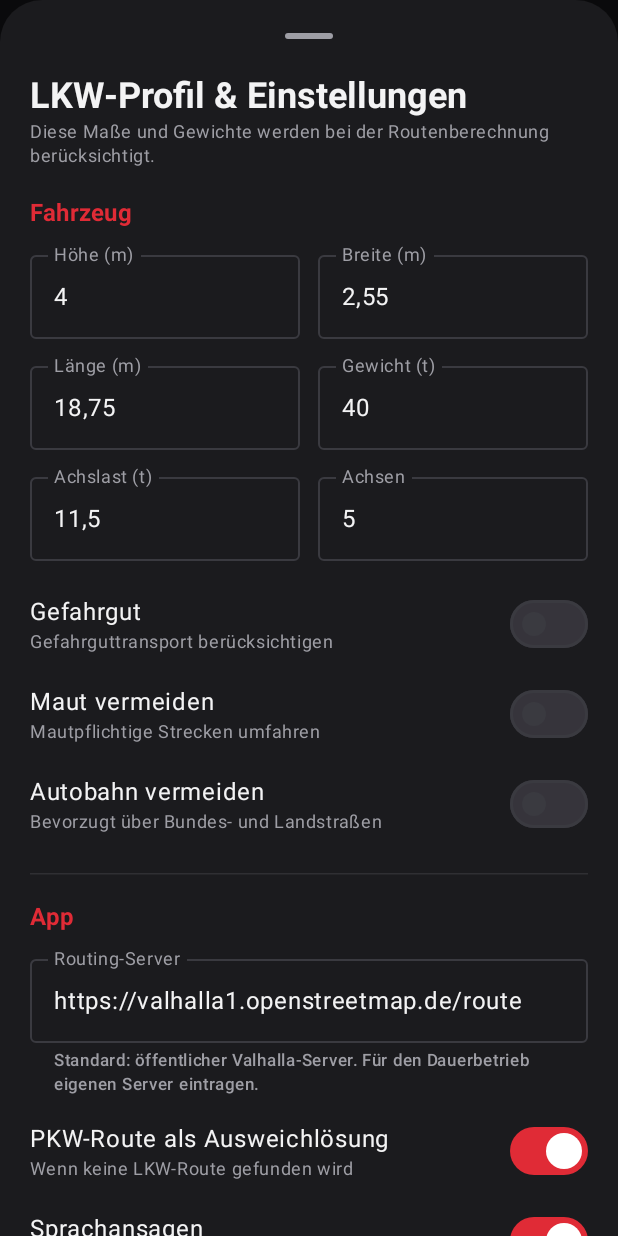
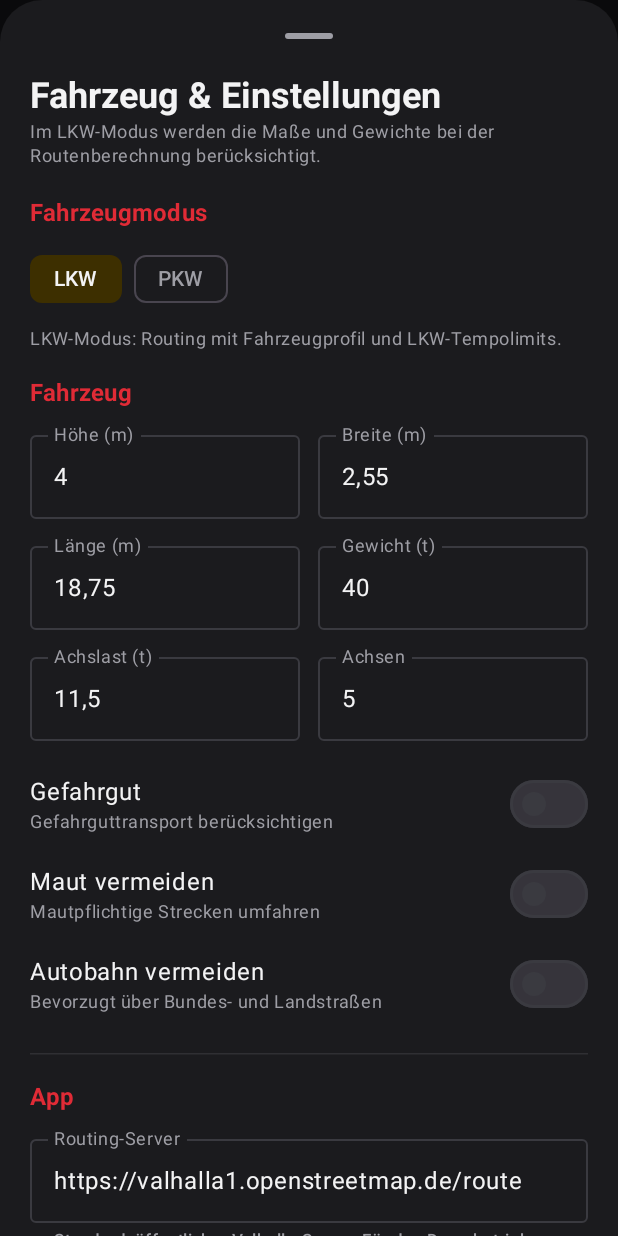
Before and after one commit to josgot245/ls-trucknav, an Android app built with Jetpack Compose: the composable SettingsSheet shown on its own in the app's theme, on a phone screen of 412 x 824 dp. Run offline under Robolectric (Android 15) with nearby library versions, the phone set to English and light mode, and no system bars; 13 statements that could not run were skipped.

Commit message:
PKW-Modus: zwischen LKW und PKW umschaltbar
- Neuer Fahrzeugmodus (LKW/PKW), gespeichert in den Einstellungen

- PKW-Modus: Routing mit Auto-Costing, allgemeine Tempolimits, keine Durchfahrtshoehen-Warnung

- Kurzwahl: Modus-Anzeige in der Kopfzeile antippen; Auswahl auch in den Einstellungen

- Route wird beim Moduswechsel automatisch neu berechnet

```diff
--- a/app/src/main/java/de/ls/trucknav/ui/SettingsSheet.kt
+++ b/app/src/main/java/de/ls/trucknav/ui/SettingsSheet.kt
@@ -37,6 +37,7 @@ import androidx.compose.ui.text.input.KeyboardType
 import androidx.compose.ui.unit.dp
 import de.ls.trucknav.data.MapStyleMode
 import de.ls.trucknav.data.TruckProfile
+import de.ls.trucknav.data.VehicleMode
 import de.ls.trucknav.BuildConfig
 import de.ls.trucknav.ui.theme.AppDanger
 import de.ls.trucknav.ui.theme.AppPrimary
@@ -56,6 +57,7 @@ fun SettingsSheet(
 ) {
     val sheetState = rememberModalBottomSheetState(skipPartiallyExpanded = true)
 
+    var vehicleMode by remember { mutableStateOf(state.vehicleMode) }
     var height by remember { mutableStateOf(formatNumber(state.profile.height)) }
     var width by remember { mutableStateOf(formatNumber(state.profile.width)) }
     var length by remember { mutableStateOf(formatNumber(state.profile.length)) }
@@ -90,18 +92,40 @@ fun SettingsSheet(
                 .padding(bottom = 24.dp)
         ) {
             Text(
-                text = "LKW-Profil & Einstellungen",
+                text = "Fahrzeug & Einstellungen",
                 style = MaterialTheme.typography.headlineSmall,
                 fontWeight = FontWeight.Bold,
                 color = AppText,
             )
             Text(
-                text = "Diese Maße und Gewichte werden bei der Routenberechnung berücksichtigt.",
+                text = "Im LKW-Modus werden die Maße und Gewichte bei der Routenberechnung berücksichtigt.",
                 style = MaterialTheme.typography.bodySmall,
                 color = AppTextMuted,
             )
 
             Spacer(Modifier.height(18.dp))
+            SectionTitle("Fahrzeugmodus")
+            Row(horizontalArrangement = Arrangement.spacedBy(8.dp)) {
+                VehicleMode.entries.forEach { mode ->
+                    FilterChip(
+                        selected = vehicleMode == mode,
+                        onClick = { vehicleMode = mode },
+                        label = { Text(vehicleModeLabel(mode)) },
+                    )
+                }
+            }
+            Text(
+                text = if (vehicleMode == VehicleMode.CAR) {
+                    "PKW-Modus: Routing wie ein Auto, allgemeine Tempolimits, keine Durchfahrtshöhen-Warnung."
+                } else {
+                    "LKW-Modus: Routing mit Fahrzeugprofil und LKW-Tempolimits."
+                },
+                style = MaterialTheme.typography.bodySmall,
+                color = AppTextMuted,
+                modifier = Modifier.padding(top = 8.dp),
+            )
+
+            Spacer(Modifier.height(16.dp))
             SectionTitle("Fahrzeug")
 
             Row(horizontalArrangement = Arrangement.spacedBy(12.dp)) {
@@ -254,6 +278,7 @@ fun SettingsSheet(
                         profile,
                         AppOptions(
                             routingUrl = routingUrl,
+                            vehicleMode = vehicleMode,
                             carFallback = carFallback,
                             voiceEnabled = voice,
                             cameraWarnings = cameraWarnings,
@@ -433,6 +458,11 @@ private fun mapStyleLabel(mode: MapStyleMode): String = when (mode) {
     MapStyleMode.DARK -> "Dunkel"
 }
 
+private fun vehicleModeLabel(mode: VehicleMode): String = when (mode) {
+    VehicleMode.TRUCK -> "LKW"
+    VehicleMode.CAR -> "PKW"
+}
+
 private fun formatNumber(value: Double): String {
     val formatted = String.format(Locale.GERMANY, "%.2f", value)
     return formatted.trimEnd('0').trimEnd(',')
--- a/app/src/main/java/de/ls/trucknav/ui/UiState.kt
+++ b/app/src/main/java/de/ls/trucknav/ui/UiState.kt
@@ -4,6 +4,7 @@ import de.ls.trucknav.data.MapStyleMode
 import de.ls.trucknav.data.MapStyles
 import de.ls.trucknav.data.SettingsRepository
 import de.ls.trucknav.data.TruckProfile
+import de.ls.trucknav.data.VehicleMode
 import de.ls.trucknav.model.GeoPoint
 import de.ls.trucknav.model.HeightRestriction
 import de.ls.trucknav.model.Place
@@ -16,6 +17,10 @@ import de.ls.trucknav.net.UpdateInfo
 
 data class UiState(
     val profile: TruckProfile = TruckProfile.DEFAULT,
+
+    /** LKW- oder PKW-Modus (steuert Routing und Tempolimits). */
+    val vehicleMode: VehicleMode = VehicleMode.TRUCK,
+
     val routingUrl: String = SettingsRepository.DEFAULT_ROUTING_URL,
     val carFallback: Boolean = true,
     val voiceEnabled: Boolean = true,
@@ -111,6 +116,7 @@ data class UiState(
 /** Buendelt die App-weiten Schalter aus dem Einstellungsdialog. */
 data class AppOptions(
     val routingUrl: String,
+    val vehicleMode: VehicleMode,
     val carFallback: Boolean,
     val voiceEnabled: Boolean,
     val cameraWarnings: Boolean,
```
Also changed, not shown: app/src/main/java/de/ls/trucknav/data/SettingsRepository.kt (+9 -0 lines), app/src/main/java/de/ls/trucknav/data/VehicleMode.kt (added, +17 -0 lines), app/src/main/java/de/ls/trucknav/ui/MainViewModel.kt (+64 -6 lines), app/src/main/java/de/ls/trucknav/ui/MapScreen.kt (+52 -9 lines), 1 other file.
